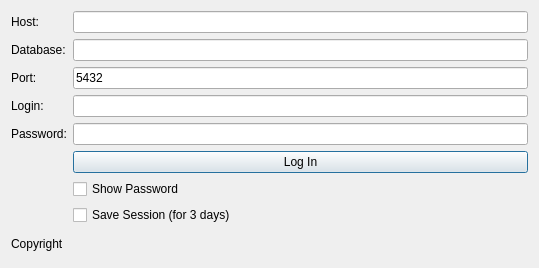
Qt form src/security/CAuthorization.ui (MikhailBersenev/BuksanSpy) before a commit.
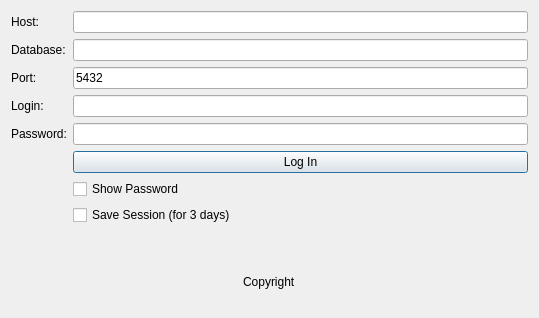
The same form after that commit. Icons and pictures are not drawn.

Commit message: Add session data removal on application exit and update UI layout in CAuthorization.

The edit to the form file:
```diff
--- a/src/security/CAuthorization.ui
+++ b/src/security/CAuthorization.ui
@@ -7,13 +7,13 @@
     <x>0</x>
     <y>0</y>
     <width>539</width>
-    <height>268</height>
+    <height>318</height>
    </rect>
   </property>
   <property name="maximumSize">
    <size>
     <width>539</width>
-    <height>268</height>
+    <height>318</height>
    </size>
   </property>
   <property name="windowTitle">
@@ -23,8 +23,8 @@
    <iconset>
     <normaloff>../../../Загрузки/icon.png</normaloff>../../../Загрузки/icon.png</iconset>
   </property>
-  <layout class="QGridLayout" name="gridLayout">
-   <item row="0" column="0" colspan="2">
+  <layout class="QVBoxLayout" name="verticalLayout">
+   <item>
     <layout class="QGridLayout" name="LoginAll_Layout">
      <item row="1" column="0">
       <layout class="QFormLayout" name="Login_Layout">
@@ -114,12 +114,58 @@
      </item>
     </layout>
    </item>
-   <item row="1" column="0">
-    <widget class="QLabel" name="Copyright_Label">
-     <property name="text">
-      <string>Copyright</string>
+   <item>
+    <spacer name="verticalSpacer">
+     <property name="orientation">
+      <enum>Qt::Orientation::Vertical</enum>
      </property>
-    </widget>
+     <property name="sizeType">
+      <enum>QSizePolicy::Policy::Fixed</enum>
+     </property>
+     <property name="sizeHint" stdset="0">
+      <size>
+       <width>34</width>
+       <height>26</height>
+      </size>
+     </property>
+    </spacer>
+   </item>
+   <item>
+    <layout class="QHBoxLayout" name="horizontalLayout_2">
+     <item>
+      <spacer name="horizontalSpacer">
+       <property name="orientation">
+        <enum>Qt::Orientation::Horizontal</enum>
+       </property>
+       <property name="sizeHint" stdset="0">
+        <size>
+         <width>40</width>
+         <height>20</height>
+        </size>
+       </property>
+      </spacer>
+     </item>
+     <item>
+      <widget class="QLabel" name="Copyright_Label">
+       <property name="text">
+        <string>Copyright</string>
+       </property>
+      </widget>
+     </item>
+     <item>
+      <spacer name="horizontalSpacer_2">
+       <property name="orientation">
+        <enum>Qt::Orientation::Horizontal</enum>
+       </property>
+       <property name="sizeHint" stdset="0">
+        <size>
+         <width>40</width>
+         <height>20</height>
+        </size>
+       </property>
+      </spacer>
+     </item>
+    </layout>
    </item>
   </layout>
  </widget>
```
The commit also changes 2 other files.
